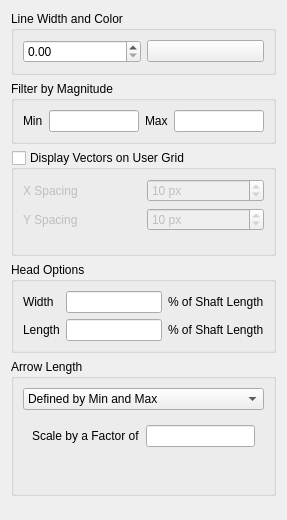
The window that src/ui/mesh/qgsmeshrenderervectorsettingswidgetbase.ui (qgis/QGIS) describes before a commit, drawn with Qt 5.
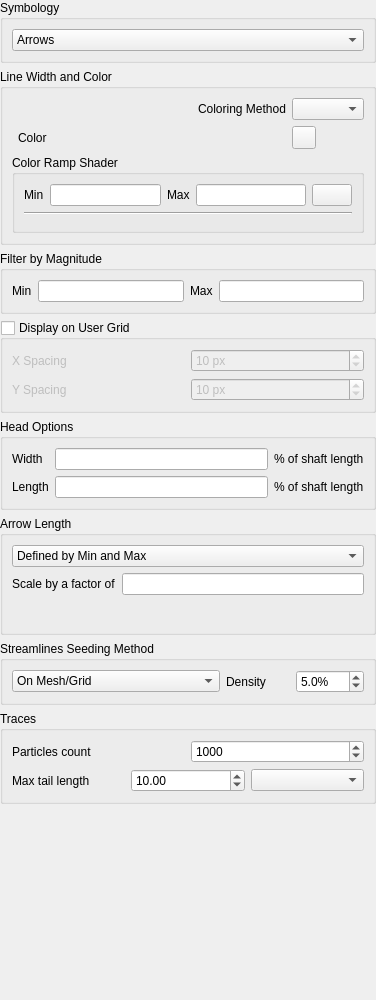
The same window after the commit. The open tabs and pages were chosen to show the change. Icons and pictures are not drawn. Custom widgets are drawn as their Qt base class.

Commit message: handle mTxtQuality in method

```diff
--- a/src/ui/mesh/qgsmeshrenderervectorsettingswidgetbase.ui
+++ b/src/ui/mesh/qgsmeshrenderervectorsettingswidgetbase.ui
@@ -6,31 +6,174 @@
    <rect>
     <x>0</x>
     <y>0</y>
-    <width>287</width>
-    <height>520</height>
+    <width>376</width>
+    <height>1000</height>
    </rect>
   </property>
   <property name="windowTitle">
-   <string>Form</string>
+   <string notr="true">Form</string>
   </property>
   <layout class="QVBoxLayout" name="verticalLayout">
+   <property name="leftMargin">
+    <number>0</number>
+   </property>
+   <property name="topMargin">
+    <number>0</number>
+   </property>
+   <property name="rightMargin">
+    <number>0</number>
+   </property>
+   <property name="bottomMargin">
+    <number>0</number>
+   </property>
    <item>
-    <widget class="QGroupBox" name="groupBox">
+    <widget class="QGroupBox" name="mSymbologyGroupBox">
+     <property name="title">
+      <string>Symbology</string>
+     </property>
+     <property name="checkable">
+      <bool>false</bool>
+     </property>
+     <layout class="QVBoxLayout" name="verticalLayout_3">
+      <item>
+       <widget class="QComboBox" name="mSymbologyVectorComboBox">
+        <item>
+         <property name="text">
+          <string>Arrows</string>
+         </property>
+        </item>
+        <item>
+         <property name="text">
+          <string>Streamlines</string>
+         </property>
+        </item>
+        <item>
+         <property name="text">
+          <string>Traces</string>
+         </property>
+        </item>
+       </widget>
+      </item>
+     </layout>
+    </widget>
+   </item>
+   <item>
+    <widget class="QGroupBox" name="arrowWidthColorGroupBox">
      <property name="title">
       <string>Line Width and Color</string>
      </property>
-     <layout class="QHBoxLayout" name="horizontalLayout_3">
-      <item>
-       <widget class="QgsDoubleSpinBox" name="mLineWidthSpinBox"/>
+     <layout class="QGridLayout" name="gridLayout_3">
+      <item row="0" column="3">
+       <widget class="QComboBox" name="mColoringMethodComboBox"/>
       </item>
-      <item>
+      <item row="0" column="1">
+       <spacer name="horizontalSpacer">
+        <property name="orientation">
+         <enum>Qt::Horizontal</enum>
+        </property>
+        <property name="sizeHint" stdset="0">
+         <size>
+          <width>40</width>
+          <height>20</height>
+         </size>
+        </property>
+       </spacer>
+      </item>
+      <item row="0" column="0">
+       <widget class="QgsDoubleSpinBox" name="mLineWidthSpinBox" native="true">
+        <property name="sizePolicy">
+         <sizepolicy hsizetype="Ignored" vsizetype="Preferred">
+          <horstretch>0</horstretch>
+          <verstretch>0</verstretch>
+         </sizepolicy>
+        </property>
+       </widget>
+      </item>
+      <item row="0" column="2">
+       <widget class="QLabel" name="label_4">
+        <property name="text">
+         <string>Coloring Method</string>
+        </property>
+       </widget>
+      </item>
+      <item row="2" column="0" rowspan="2" colspan="4">
+       <widget class="QgsCollapsibleGroupBox" name="mColorRampShaderGroupBox">
+        <property name="title">
+         <string>Color Ramp Shader</string>
+        </property>
+        <layout class="QGridLayout" name="gridLayout_5">
+         <item row="0" column="4">
+          <widget class="QPushButton" name="mColorRampShaderLoadButton">
+           <property name="text">
+            <string/>
+           </property>
+           <property name="icon">
+            <iconset resource="../../../images/images.qrc">
+             <normaloff>:/images/themes/default/mActionRefresh.svg</normaloff>:/images/themes/default/mActionRefresh.svg</iconset>
+           </property>
+          </widget>
+         </item>
+         <item row="1" column="0" colspan="5">
+          <widget class="Line" name="line">
+           <property name="minimumSize">
+            <size>
+             <width>0</width>
+             <height>0</height>
+            </size>
+           </property>
+           <property name="orientation">
+            <enum>Qt::Horizontal</enum>
+           </property>
+          </widget>
+         </item>
+         <item row="0" column="2">
+          <widget class="QLabel" name="label_5">
+           <property name="text">
+            <string>Max</string>
+           </property>
+          </widget>
+         </item>
+         <item row="0" column="3">
+          <widget class="QLineEdit" name="mColorRampShaderMaximumEditLine"/>
+         </item>
+         <item row="0" column="0">
+          <widget class="QLabel" name="label">
+           <property name="text">
+            <string>Min</string>
+           </property>
+          </widget>
+         </item>
+         <item row="0" column="1">
+          <widget class="QLineEdit" name="mColorRampShaderMinimumEditLine"/>
+         </item>
+         <item row="2" column="0" colspan="5">
+          <widget class="QgsColorRampShaderWidget" name="mColorRampShaderWidget" native="true">
+           <property name="minimumSize">
+            <size>
+             <width>0</width>
+             <height>0</height>
+            </size>
+           </property>
+          </widget>
+         </item>
+        </layout>
+       </widget>
+      </item>
+      <item row="1" column="3">
        <widget class="QgsColorButton" name="mColorWidget"/>
       </item>
+      <item row="1" column="1" colspan="2">
+       <widget class="QLabel" name="mSimgleColorLabel">
+        <property name="text">
+         <string>Color</string>
+        </property>
+       </widget>
+      </item>
      </layout>
     </widget>
    </item>
    <item>
-    <widget class="QGroupBox" name="filterByMagGroupBox">
+    <widget class="QGroupBox" name="mFilterByMagGroupBox">
      <property name="title">
       <string>Filter by Magnitude</string>
      </property>
@@ -64,7 +207,7 @@
    <item>
     <widget class="QGroupBox" name="mDisplayVectorsOnGridGroupBox">
      <property name="title">
-      <string>Display Vectors on User Grid</string>
+      <string>Display on User Grid</string>
      </property>
      <property name="checkable">
       <bool>true</bool>
@@ -129,22 +272,27 @@
         </item>
        </layout>
       </item>
-      <item row="2" column="0">
-       <spacer name="verticalSpacer_2">
-        <property name="orientation">
-         <enum>Qt::Vertical</enum>
-        </property>
-        <property name="sizeHint" stdset="0">
-         <size>
-          <width>20</width>
-          <height>40</height>
-         </size>
-        </property>
-       </spacer>
-      </item>
      </layout>
     </widget>
    </item>
+   <item>
+    <widget class="QWidget" name="mArrowWidget" native="true">
+     <layout class="QVBoxLayout" name="verticalLayout_4">
+      <property name="spacing">
+       <number>6</number>
+      </property>
+      <property name="leftMargin">
+       <number>0</number>
+      </property>
+      <property name="topMargin">
+       <number>0</number>
+      </property>
+      <property name="rightMargin">
+       <number>0</number>
+      </property>
+      <property name="bottomMargin">
+       <number>0</number>
+      </property>
    <item>
     <widget class="QGroupBox" name="headOptionsGroupBox">
      <property name="title">
@@ -164,7 +312,7 @@
       <item row="0" column="2">
        <widget class="QLabel" name="percShaftLenLabel">
         <property name="text">
-         <string>% of Shaft Length</string>
+            <string>% of shaft length</string>
         </property>
        </widget>
       </item>
@@ -181,7 +329,7 @@
       <item row="1" column="2">
        <widget class="QLabel" name="percShaftLenLabel_2">
         <property name="text">
-         <string>% of Shaft Length</string>
+            <string>% of shaft length</string>
         </property>
        </widget>
       </item>
@@ -225,10 +373,22 @@
       <item>
        <widget class="QStackedWidget" name="mShaftOptionsStackedWidget">
         <property name="currentIndex">
-         <number>2</number>
+            <number>0</number>
         </property>
         <widget class="QWidget" name="page">
          <layout class="QFormLayout" name="formLayout">
+             <property name="leftMargin">
+              <number>0</number>
+             </property>
+             <property name="topMargin">
+              <number>0</number>
+             </property>
+             <property name="rightMargin">
+              <number>0</number>
+             </property>
+             <property name="bottomMargin">
+              <number>0</number>
+             </property>
           <item row="0" column="0">
            <widget class="QLabel" name="minimumShaftLabel">
             <property name="text">
@@ -253,10 +413,22 @@
         </widget>
         <widget class="QWidget" name="page_2">
          <layout class="QFormLayout" name="formLayout_2">
+             <property name="leftMargin">
+              <number>0</number>
+             </property>
+             <property name="topMargin">
+              <number>0</number>
+             </property>
+             <property name="rightMargin">
+              <number>0</number>
+             </property>
+             <property name="bottomMargin">
+              <number>0</number>
+             </property>
           <item row="0" column="0">
            <widget class="QLabel" name="scaleByFactorOfLabel">
             <property name="text">
-             <string>Scale by a Factor of</string>
+                <string>Scale by a factor of</string>
             </property>
            </widget>
           </item>
@@ -267,6 +439,18 @@
         </widget>
         <widget class="QWidget" name="page_3">
          <layout class="QFormLayout" name="formLayout_3">
+             <property name="leftMargin">
+              <number>0</number>
+             </property>
+             <property name="topMargin">
+              <number>0</number>
+             </property>
+             <property name="rightMargin">
+              <number>0</number>
+             </property>
+             <property name="bottomMargin">
+              <number>0</number>
+             </property>
           <item row="0" column="0">
            <widget class="QLabel" name="LengthLabel">
             <property name="text">
@@ -284,6 +468,167 @@
      </layout>
     </widget>
    </item>
+     </layout>
+    </widget>
+   </item>
+   <item>
+    <widget class="QWidget" name="widget" native="true">
+     <layout class="QVBoxLayout" name="verticalLayout_5">
+      <property name="leftMargin">
+       <number>0</number>
+      </property>
+      <property name="topMargin">
+       <number>0</number>
+      </property>
+      <property name="rightMargin">
+       <number>0</number>
+      </property>
+      <property name="bottomMargin">
+       <number>0</number>
+      </property>
+      <item>
+       <widget class="QGroupBox" name="mStreamlineWidget">
+        <property name="title">
+         <string>Streamlines Seeding Method</string>
+        </property>
+        <layout class="QHBoxLayout" name="horizontalLayout_4" stretch="3,2">
+         <item>
+          <widget class="QComboBox" name="mStreamlinesSeedingMethodComboBox">
+           <item>
+            <property name="text">
+             <string>On Mesh/Grid</string>
+            </property>
+           </item>
+           <item>
+            <property name="text">
+             <string>Randomly</string>
+            </property>
+           </item>
+          </widget>
+         </item>
+         <item>
+          <layout class="QHBoxLayout" name="horizontalLayout" stretch="1,0">
+           <property name="topMargin">
+            <number>0</number>
+           </property>
+           <item>
+            <widget class="QLabel" name="mStreamlinesDensityLabel">
+             <property name="text">
+              <string>Density</string>
+             </property>
+            </widget>
+           </item>
+           <item>
+            <widget class="QDoubleSpinBox" name="mStreamlinesDensitySpinBox">
+             <property name="suffix">
+              <string>%</string>
+             </property>
+             <property name="decimals">
+              <number>1</number>
+             </property>
+             <property name="value">
+              <double>5.000000000000000</double>
+             </property>
+            </widget>
+           </item>
+          </layout>
+         </item>
+        </layout>
+       </widget>
+      </item>
+     </layout>
+    </widget>
+   </item>
+   <item>
+    <widget class="QGroupBox" name="mTracesGroupBox">
+     <property name="title">
+      <string>Traces</string>
+     </property>
+     <layout class="QVBoxLayout" name="verticalLayout_6">
+      <property name="sizeConstraint">
+       <enum>QLayout::SetDefaultConstraint</enum>
+      </property>
+      <item>
+       <layout class="QHBoxLayout" name="horizontalLayout_6">
+        <property name="topMargin">
+         <number>0</number>
+        </property>
+        <item>
+         <widget class="QLabel" name="label_2">
+          <property name="text">
+           <string>Particles count</string>
+          </property>
+         </widget>
+        </item>
+        <item>
+         <widget class="QSpinBox" name="mTracesParticlesCountSpinBox">
+          <property name="maximum">
+           <number>1000000</number>
+          </property>
+          <property name="singleStep">
+           <number>100</number>
+          </property>
+          <property name="value">
+           <number>1000</number>
+          </property>
+         </widget>
+        </item>
+       </layout>
+      </item>
+      <item>
+       <layout class="QHBoxLayout" name="horizontalLayout_7">
+        <property name="topMargin">
+         <number>0</number>
+        </property>
+        <item>
+         <widget class="QLabel" name="label_3">
+          <property name="text">
+           <string>Max tail length</string>
+          </property>
+         </widget>
+        </item>
+        <item>
+         <widget class="QDoubleSpinBox" name="mTracesMaxLengthSpinBox">
+          <property name="sizePolicy">
+           <sizepolicy hsizetype="Ignored" vsizetype="Fixed">
+            <horstretch>0</horstretch>
+            <verstretch>0</verstretch>
+           </sizepolicy>
+          </property>
+          <property name="minimumSize">
+           <size>
+            <width>0</width>
+            <height>0</height>
+           </size>
+          </property>
+          <property name="maximumSize">
+           <size>
+            <width>16777215</width>
+            <height>16777215</height>
+           </size>
+          </property>
+          <property name="minimum">
+           <double>1.000000000000000</double>
+          </property>
+          <property name="maximum">
+           <double>99999999999999.000000000000000</double>
+          </property>
+          <property name="singleStep">
+           <double>10.000000000000000</double>
+          </property>
+          <property name="value">
+           <double>10.000000000000000</double>
+          </property>
+         </widget>
+        </item>
+        <item>
+         <widget class="QgsUnitSelectionWidget" name="mTracesTailLengthMapUnitWidget"/>
+        </item>
+       </layout>
+      </item>
+     </layout>
+    </widget>
+   </item>
    <item>
     <spacer name="verticalSpacer">
      <property name="orientation">
@@ -302,13 +647,13 @@
  <customwidgets>
   <customwidget>
    <class>QgsColorButton</class>
-   <extends>QPushButton</extends>
+   <extends>QToolButton</extends>
    <header>qgscolorbutton.h</header>
    <container>1</container>
   </customwidget>
   <customwidget>
    <class>QgsDoubleSpinBox</class>
-   <extends>QDoubleSpinBox</extends>
+   <extends>QWidget</extends>
    <header>qgsdoublespinbox.h</header>
   </customwidget>
   <customwidget>
@@ -316,6 +661,23 @@
    <extends>QSpinBox</extends>
    <header>qgsspinbox.h</header>
   </customwidget>
+  <customwidget>
+   <class>QgsUnitSelectionWidget</class>
+   <extends>QComboBox</extends>
+   <header>qgsunitselectionwidget.h</header>
+  </customwidget>
+  <customwidget>
+   <class>QgsColorRampShaderWidget</class>
+   <extends>QWidget</extends>
+   <header>raster/qgscolorrampshaderwidget.h</header>
+   <container>1</container>
+  </customwidget>
+  <customwidget>
+   <class>QgsCollapsibleGroupBox</class>
+   <extends>QGroupBox</extends>
+   <header>qgscollapsiblegroupbox.h</header>
+   <container>1</container>
+  </customwidget>
  </customwidgets>
  <resources/>
  <connections/>
```
Left out of the diff: 4 changed lines with no effect on the pictures. Lines whose indentation alone changed are shown as unchanged. The commit also changes 11044 other files.
